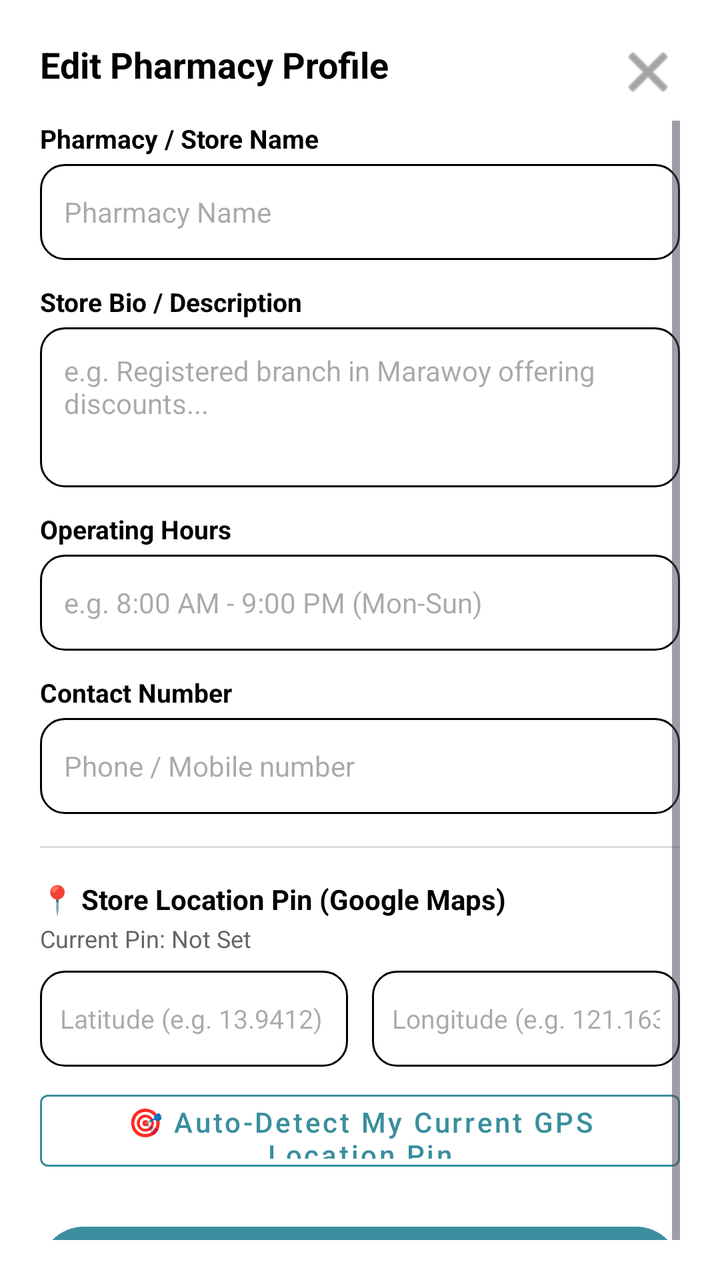
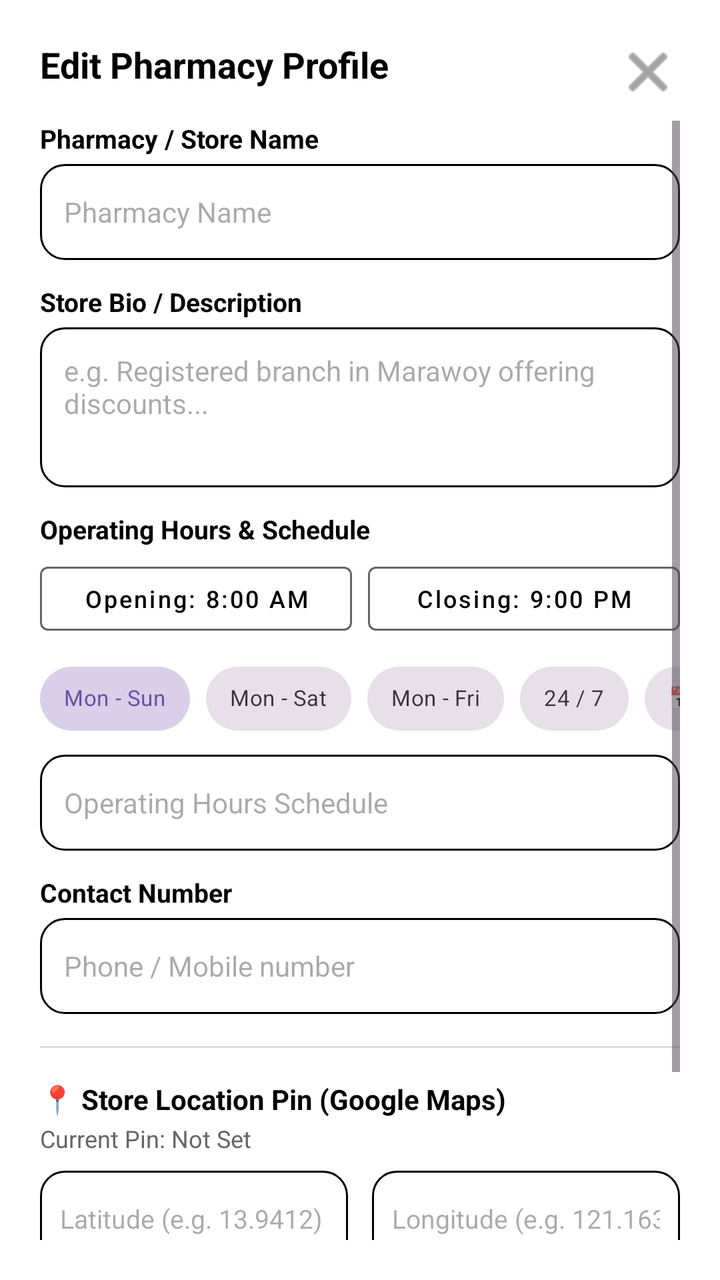

An Android layout rendered at two revisions. The XML below is the earlier revision; the diff shows what the commit changed to produce the second picture.
<!-- AndroidManifest.xml: application theme Theme.PharmaFind -->
<!-- res/layout/dialog_edit_pharmacy_profile.xml -->
<?xml version="1.0" encoding="utf-8"?>
<androidx.constraintlayout.widget.ConstraintLayout xmlns:android="http://schemas.android.com/apk/res/android"
    xmlns:app="http://schemas.android.com/apk/res-auto"
    android:layout_width="match_parent"
    android:layout_height="wrap_content"
    android:background="@color/white"
    android:padding="20dp">

    
    <TextView
        android:id="@+id/tvEditProfileTitle"
        android:layout_width="wrap_content"
        android:layout_height="wrap_content"
        android:text="Edit Pharmacy Profile"
        android:textColor="@color/black"
        android:textSize="18sp"
        android:textStyle="bold"
        app:layout_constraintStart_toStartOf="parent"
        app:layout_constraintTop_toTopOf="parent" />

    <ImageButton
        android:id="@+id/btnCloseEditProfile"
        android:layout_width="32dp"
        android:layout_height="32dp"
        android:background="?attr/selectableItemBackgroundBorderless"
        android:contentDescription="Close"
        android:src="@android:drawable/ic_menu_close_clear_cancel"
        app:tint="@color/text_gray"
        app:layout_constraintEnd_toEndOf="parent"
        app:layout_constraintTop_toTopOf="parent" />

    <ScrollView
        android:layout_width="match_parent"
        android:layout_height="wrap_content"
        android:layout_marginTop="16dp"
        app:layout_constraintTop_toBottomOf="@id/tvEditProfileTitle">

        <LinearLayout
            android:layout_width="match_parent"
            android:layout_height="wrap_content"
            android:orientation="vertical">

            
            <TextView
                android:layout_width="wrap_content"
                android:layout_height="wrap_content"
                android:text="Pharmacy / Store Name"
                android:textColor="@color/black"
                android:textSize="13sp"
                android:textStyle="bold" />

            <EditText
                android:id="@+id/etPharmacyNameEdit"
                android:layout_width="match_parent"
                android:layout_height="48dp"
                android:layout_marginTop="4dp"
                android:layout_marginBottom="12dp"
                android:background="@drawable/edittext_background"
                android:hint="Pharmacy Name"
                android:inputType="text"
                android:paddingHorizontal="12dp"
                android:textColor="@color/black"
                android:textSize="14sp" />

            
            <TextView
                android:layout_width="wrap_content"
                android:layout_height="wrap_content"
                android:text="Store Bio / Description"
                android:textColor="@color/black"
                android:textSize="13sp"
                android:textStyle="bold" />

            <EditText
                android:id="@+id/etBioEdit"
                android:layout_width="match_parent"
                android:layout_height="80dp"
                android:layout_marginTop="4dp"
                android:layout_marginBottom="12dp"
                android:background="@drawable/edittext_background"
                android:gravity="top|start"
                android:hint="e.g. Registered branch in Marawoy offering discounts..."
                android:inputType="textMultiLine"
                android:padding="12dp"
                android:textColor="@color/black"
                android:textSize="14sp" />

            
            <TextView
                android:layout_width="wrap_content"
                android:layout_height="wrap_content"
                android:text="Operating Hours"
                android:textColor="@color/black"
                android:textSize="13sp"
                android:textStyle="bold" />

            <EditText
                android:id="@+id/etHoursEdit"
                android:layout_width="match_parent"
                android:layout_height="48dp"
                android:layout_marginTop="4dp"
                android:layout_marginBottom="12dp"
                android:background="@drawable/edittext_background"
                android:hint="e.g. 8:00 AM - 9:00 PM (Mon-Sun)"
                android:inputType="text"
                android:paddingHorizontal="12dp"
                android:textColor="@color/black"
                android:textSize="14sp" />

            
            <TextView
                android:layout_width="wrap_content"
                android:layout_height="wrap_content"
                android:text="Contact Number"
                android:textColor="@color/black"
                android:textSize="13sp"
                android:textStyle="bold" />

            <EditText
                android:id="@+id/etContactEdit"
                android:layout_width="match_parent"
                android:layout_height="48dp"
                android:layout_marginTop="4dp"
                android:layout_marginBottom="16dp"
                android:background="@drawable/edittext_background"
                android:hint="Phone / Mobile number"
                android:inputType="phone"
                android:paddingHorizontal="12dp"
                android:textColor="@color/black"
                android:textSize="14sp" />

            <View
                android:layout_width="match_parent"
                android:layout_height="1dp"
                android:layout_marginBottom="16dp"
                android:background="@color/divider_color" />

            
            <TextView
                android:layout_width="wrap_content"
                android:layout_height="wrap_content"
                android:text="📍 Store Location Pin (Google Maps)"
                android:textColor="@color/black"
                android:textSize="14sp"
                android:textStyle="bold" />

            <TextView
                android:id="@+id/tvPinCoordinates"
                android:layout_width="wrap_content"
                android:layout_height="wrap_content"
                android:layout_marginTop="2dp"
                android:text="Current Pin: Not Set"
                android:textColor="@color/text_gray"
                android:textSize="12sp" />

            <LinearLayout
                android:layout_width="match_parent"
                android:layout_height="wrap_content"
                android:layout_marginTop="8dp"
                android:orientation="horizontal">

                <EditText
                    android:id="@+id/etLatEdit"
                    android:layout_width="0dp"
                    android:layout_height="48dp"
                    android:layout_marginEnd="6dp"
                    android:layout_weight="1"
                    android:background="@drawable/edittext_background"
                    android:hint="Latitude (e.g. 13.9412)"
                    android:inputType="numberDecimal|numberSigned"
                    android:paddingHorizontal="10dp"
                    android:textColor="@color/black"
                    android:textSize="13sp" />

                <EditText
                    android:id="@+id/etLngEdit"
                    android:layout_width="0dp"
                    android:layout_height="48dp"
                    android:layout_marginStart="6dp"
                    android:layout_weight="1"
                    android:background="@drawable/edittext_background"
                    android:hint="Longitude (e.g. 121.1631)"
                    android:inputType="numberDecimal|numberSigned"
                    android:paddingHorizontal="10dp"
                    android:textColor="@color/black"
                    android:textSize="13sp" />

            </LinearLayout>

            <com.google.android.material.button.MaterialButton
                android:id="@+id/btnUseCurrentGPSPin"
                style="@style/Widget.MaterialComponents.Button.OutlinedButton"
                android:layout_width="match_parent"
                android:layout_height="48dp"
                android:layout_marginTop="8dp"
                android:text="🎯 Auto-Detect My Current GPS Location Pin"
                android:textAllCaps="false"
                android:textColor="@color/primary_teal"
                app:strokeColor="@color/primary_teal" />

            
            <com.google.android.material.button.MaterialButton
                android:id="@+id/btnSavePharmacyProfile"
                android:layout_width="match_parent"
                android:layout_height="52dp"
                android:layout_marginTop="20dp"
                android:text="Save Profile &amp; Location Pin"
                android:textAllCaps="false"
                app:backgroundTint="@color/primary_teal"
                app:cornerRadius="26dp" />

        </LinearLayout>
    </ScrollView>

</androidx.constraintlayout.widget.ConstraintLayout>
<!-- resources referenced by this layout -->
<resources>
  <color name="black">#FF000000</color>
  <color name="divider_color">#DDDDDD</color>
  <color name="primary_teal">#3A8E9D</color>
  <color name="text_gray">#666666</color>
  <color name="white">#FFFFFFFF</color>
  <!-- drawable edittext_background (drawable) -->
  <?xml version="1.0" encoding="utf-8"?>
  <shape xmlns:android="http://schemas.android.com/apk/res/android">
      <corners android:radius="12dp" />
      <stroke android:width="1dp" android:color="#000000" />
      <solid android:color="@android:color/transparent" />
  </shape>
  <style name="Theme.PharmaFind" parent="Base.Theme.PharmaFind" />
  <style name="Base.Theme.PharmaFind" parent="Theme.Material3.DayNight.NoActionBar">
          
          
      </style>
</resources>

<!-- the commit's change to res/layout/dialog_edit_pharmacy_profile.xml (unified diff, before → after) -->
@@ -89,10 +89,103 @@
             <TextView
                 android:layout_width="wrap_content"
                 android:layout_height="wrap_content"
-                android:text="Operating Hours"
+                android:text="Operating Hours &amp; Schedule"
                 android:textColor="@color/black"
                 android:textSize="13sp"
                 android:textStyle="bold" />
+
+            
+            <LinearLayout
+                android:layout_width="match_parent"
+                android:layout_height="wrap_content"
+                android:layout_marginTop="4dp"
+                android:orientation="horizontal">
+
+                <com.google.android.material.button.MaterialButton
+                    android:id="@+id/btnOpeningTime"
+                    style="@style/Widget.MaterialComponents.Button.OutlinedButton"
+                    android:layout_width="0dp"
+                    android:layout_height="44dp"
+                    android:layout_marginEnd="4dp"
+                    android:layout_weight="1"
+                    android:text="Opening: 8:00 AM"
+                    android:textAllCaps="false"
+                    android:textColor="@color/black"
+                    android:textSize="12sp"
+                    app:strokeColor="@color/text_gray" />
+
+                <com.google.android.material.button.MaterialButton
+                    android:id="@+id/btnClosingTime"
+                    style="@style/Widget.MaterialComponents.Button.OutlinedButton"
+                    android:layout_width="0dp"
+                    android:layout_height="44dp"
+                    android:layout_marginStart="4dp"
+                    android:layout_weight="1"
+                    android:text="Closing: 9:00 PM"
+                    android:textAllCaps="false"
+                    android:textColor="@color/black"
+                    android:textSize="12sp"
+                    app:strokeColor="@color/text_gray" />
+
+            </LinearLayout>
+
+            
+            <HorizontalScrollView
+                android:layout_width="match_parent"
+                android:layout_height="wrap_content"
+                android:layout_marginTop="4dp"
+                android:scrollbars="none">
+
+                <com.google.android.material.chip.ChipGroup
+                    android:id="@+id/chipGroupDays"
+                    android:layout_width="wrap_content"
+                    android:layout_height="wrap_content"
+                    app:singleSelection="true"
+                    app:selectionRequired="true">
+
+                    <com.google.android.material.chip.Chip
+                        android:id="@+id/chipMonSun"
+                        style="@style/Widget.MaterialComponents.Chip.Choice"
+                        android:layout_width="wrap_content"
+                        android:layout_height="wrap_content"
+                        android:checked="true"
+                        android:text="Mon - Sun"
+                        android:textSize="11sp" />
+
+                    <com.google.android.material.chip.Chip
+                        android:id="@+id/chipMonSat"
+                        style="@style/Widget.MaterialComponents.Chip.Choice"
+                        android:layout_width="wrap_content"
+                        android:layout_height="wrap_content"
+                        android:text="Mon - Sat"
+                        android:textSize="11sp" />
+
+                    <com.google.android.material.chip.Chip
+                        android:id="@+id/chipMonFri"
+                        style="@style/Widget.MaterialComponents.Chip.Choice"
+                        android:layout_width="wrap_content"
+                        android:layout_height="wrap_content"
+                        android:text="Mon - Fri"
+                        android:textSize="11sp" />
+
+                    <com.google.android.material.chip.Chip
+                        android:id="@+id/chip247"
+                        style="@style/Widget.MaterialComponents.Chip.Choice"
+                        android:layout_width="wrap_content"
+                        android:layout_height="wrap_content"
+                        android:text="24 / 7"
+                        android:textSize="11sp" />
+
+                    <com.google.android.material.chip.Chip
+                        android:id="@+id/chipCustomDates"
+                        style="@style/Widget.MaterialComponents.Chip.Choice"
+                        android:layout_width="wrap_content"
+                        android:layout_height="wrap_content"
+                        android:text="📅 Select Date Range"
+                        android:textSize="11sp" />
+
+                </com.google.android.material.chip.ChipGroup>
+            </HorizontalScrollView>
 
             <EditText
                 android:id="@+id/etHoursEdit"
@@ -101,7 +194,7 @@
                 android:layout_marginTop="4dp"
                 android:layout_marginBottom="12dp"
                 android:background="@drawable/edittext_background"
-                android:hint="e.g. 8:00 AM - 9:00 PM (Mon-Sun)"
+                android:hint="Operating Hours Schedule"
                 android:inputType="text"
                 android:paddingHorizontal="12dp"
                 android:textColor="@color/black"
@@ -198,6 +291,17 @@
                 android:textColor="@color/primary_teal"
                 app:strokeColor="@color/primary_teal" />
 
+            <com.google.android.material.button.MaterialButton
+                android:id="@+id/btnPickPharmacyMap"
+                style="@style/Widget.MaterialComponents.Button.OutlinedButton"
+                android:layout_width="match_parent"
+                android:layout_height="48dp"
+                android:layout_marginTop="8dp"
+                android:text="🗺️ Pick Store Location Manually on Map"
+                android:textAllCaps="false"
+                android:textColor="@color/primary_teal"
+                app:strokeColor="@color/primary_teal" />
+
             
             <com.google.android.material.button.MaterialButton
                 android:id="@+id/btnSavePharmacyProfile"
